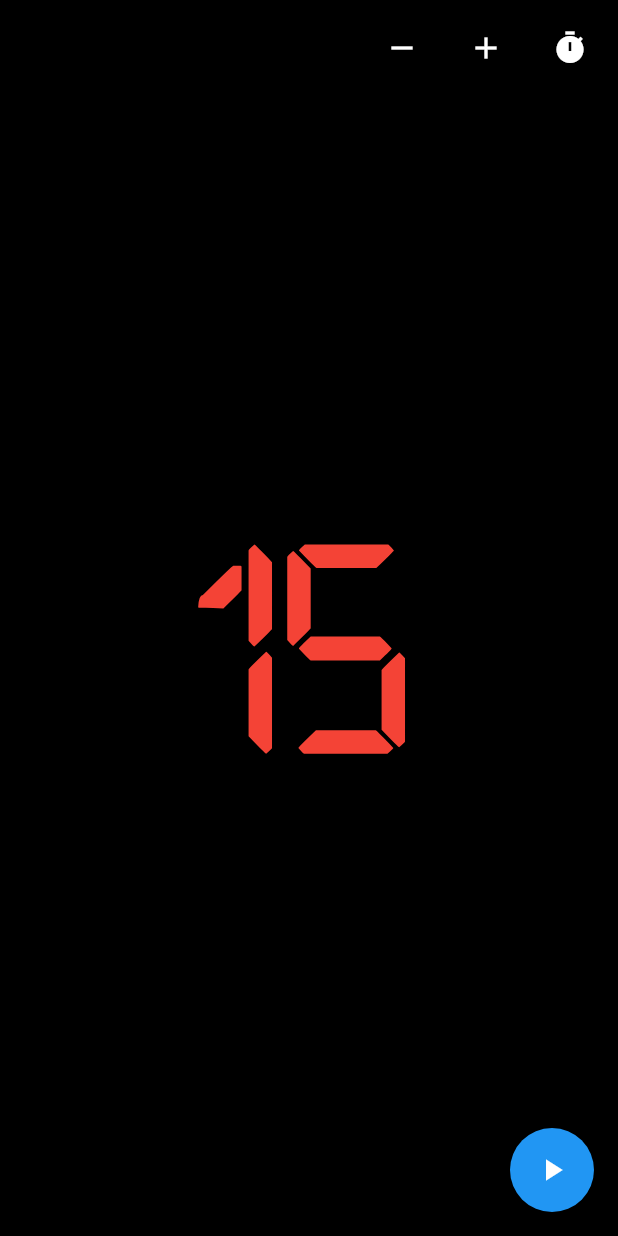
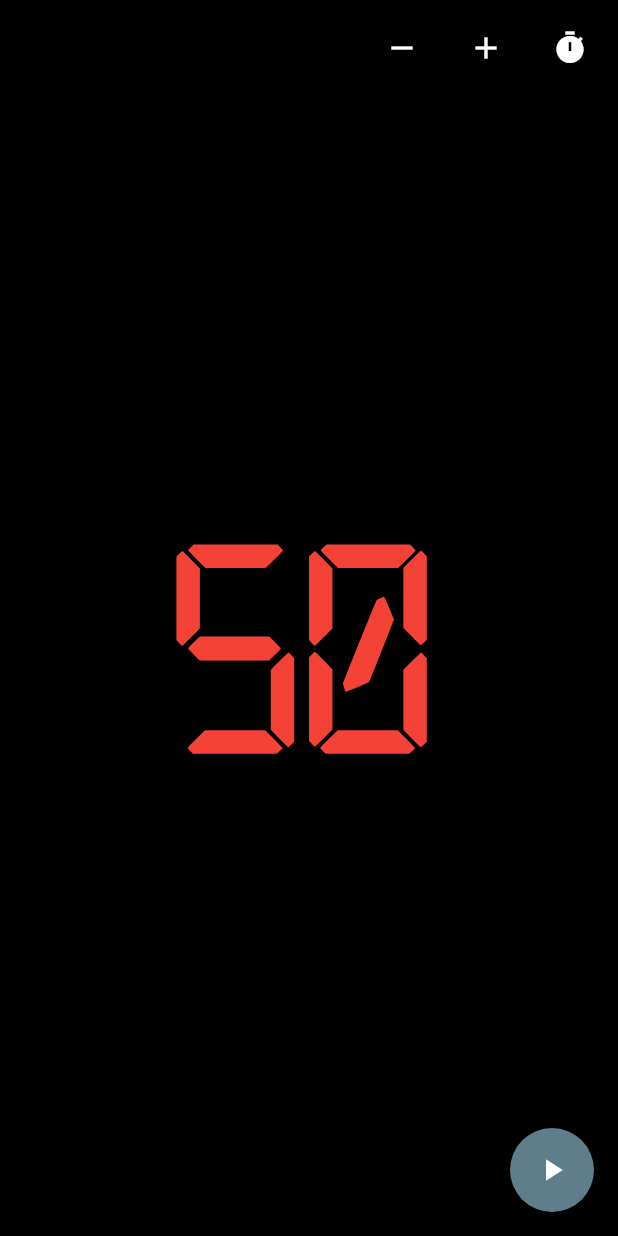
Before and after one commit to evan-buss/race-timer, a Flutter app: the screen it shows after launch, after a tap on the "remove" icon, on a phone screen of 412 x 824 dp. Run offline on Flutter 3.47's test engine with Material 2 defaults, Android fonts, the phone set to English and light mode, and no system bars; our stand-ins replace audioplayers, shared_preferences.

Commit message:
Persist settings between restarts
Font size and last used time are saved to the disk. Less changes for the user to make.

```diff
--- a/lib/main.dart
+++ b/lib/main.dart
@@ -3,6 +3,9 @@ import 'dart:async';
 import 'package:audioplayers/audio_cache.dart';
 import 'package:flutter/material.dart';
 import 'package:flutter/services.dart';
+import 'package:shared_preferences/shared_preferences.dart';
+
+SharedPreferences prefs;
 
 Future main() async {
   await SystemChrome.setPreferredOrientations([
@@ -10,6 +13,8 @@ Future main() async {
     DeviceOrientation.landscapeRight,
     DeviceOrientation.portraitUp
   ]);
+
+  prefs = await SharedPreferences.getInstance();
   runApp(MyApp());
 }
 
@@ -21,7 +26,7 @@ class MyApp extends StatelessWidget {
       themeMode: ThemeMode.dark,
       darkTheme: ThemeData(
         scaffoldBackgroundColor: Colors.black,
-        primarySwatch: Colors.blue,
+        primarySwatch: Colors.blueGrey,
         backgroundColor: Colors.black,
         textTheme: TextTheme(
           display1: TextStyle(
@@ -44,8 +49,8 @@ class MyHomePage extends StatefulWidget {
 }
 
 class _MyHomePageState extends State<MyHomePage> {
-  int _currentTime = 15;
-  double _fontSize = 1.0;
+  int _currentTime = prefs.getInt("defaultTime") ?? 50;
+  double _fontSize = prefs.getDouble("defaultFontSize") ?? 1.0;
   bool _running = false;
   Timer _timer;
 
@@ -88,7 +93,7 @@ class _MyHomePageState extends State<MyHomePage> {
     _running = false;
     _timer.cancel();
     setState(() {
-      _currentTime = 15;
+      _currentTime = prefs.getInt("defaultTime") ?? 50;
     });
   }
 
@@ -104,7 +109,10 @@ class _MyHomePageState extends State<MyHomePage> {
                 icon: Icon(Icons.remove),
                 onPressed: () {
                   setState(() {
-                    if (_fontSize > 1) _fontSize -= .1;
+                    if (_fontSize > 1) {
+                      _fontSize -= .1;
+                      prefs.setDouble("defaultFontSize", _fontSize);
+                    }
                   });
                 },
               ),
@@ -113,7 +121,10 @@ class _MyHomePageState extends State<MyHomePage> {
                 icon: Icon(Icons.add),
                 onPressed: () {
                   setState(() {
-                    if (_fontSize < 2.5) _fontSize += .1;
+                    if (_fontSize < 2.5) {
+                      _fontSize += .1;
+                      prefs.setDouble("defaultFontSize", _fontSize);
+                    }
                   });
                 },
               ),
@@ -122,11 +133,14 @@ class _MyHomePageState extends State<MyHomePage> {
                     Icons.timer,
                     color: Colors.white,
                   ),
-                  onSelected: (value) {
+                  onSelected: (value) async {
+                    prefs.setInt("defaultTime", value);
                     setState(() {
                       _currentTime = value;
-                      _running = false;
-                      _timer.cancel();
+                      if (_running || _timer != null) {
+                        _running = false;
+                        _timer.cancel();
+                      }
                     });
                   },
                   itemBuilder: (BuildContext context) {
--- a/pubspec.yaml
+++ b/pubspec.yaml
@@ -17,6 +17,7 @@ environment:
   sdk: ">=2.1.0 <3.0.0"
 
 dependencies:
+  shared_preferences: ^0.5.3+4
   audioplayers: ^0.13.2
   flutter:
     sdk: flutter
```
Also changed, not shown: pubspec.lock.
